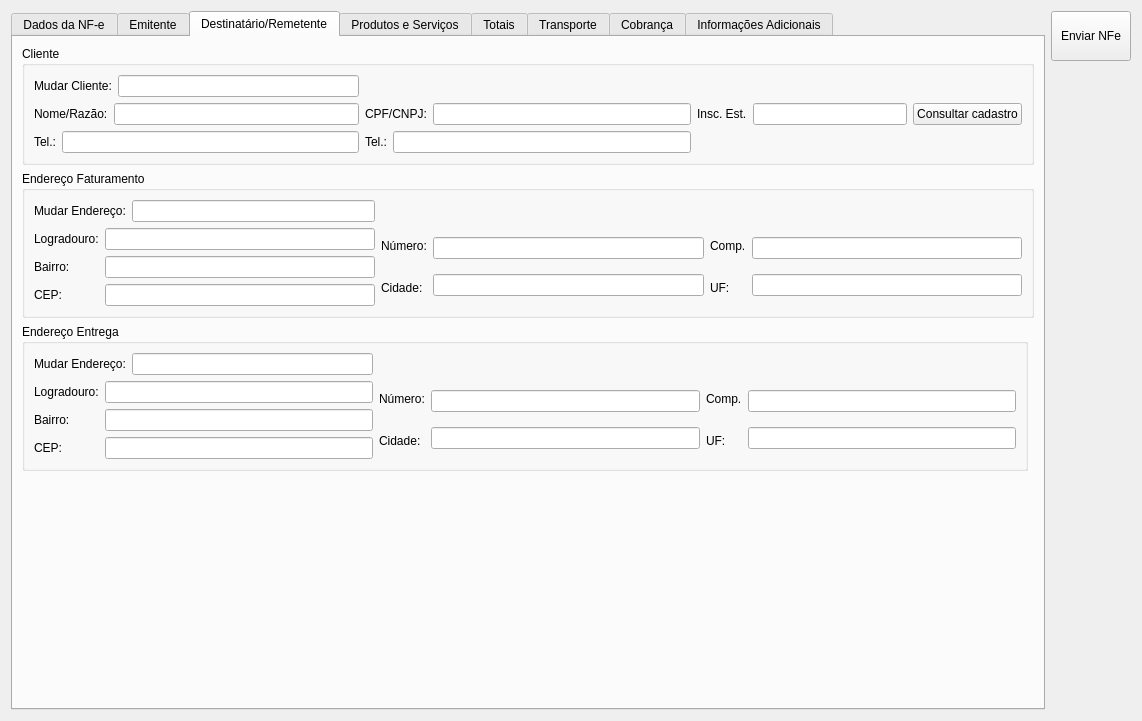
Qt form ui/cadastrarnfe.ui (darktorres/ERP-STACCATO) before a commit.
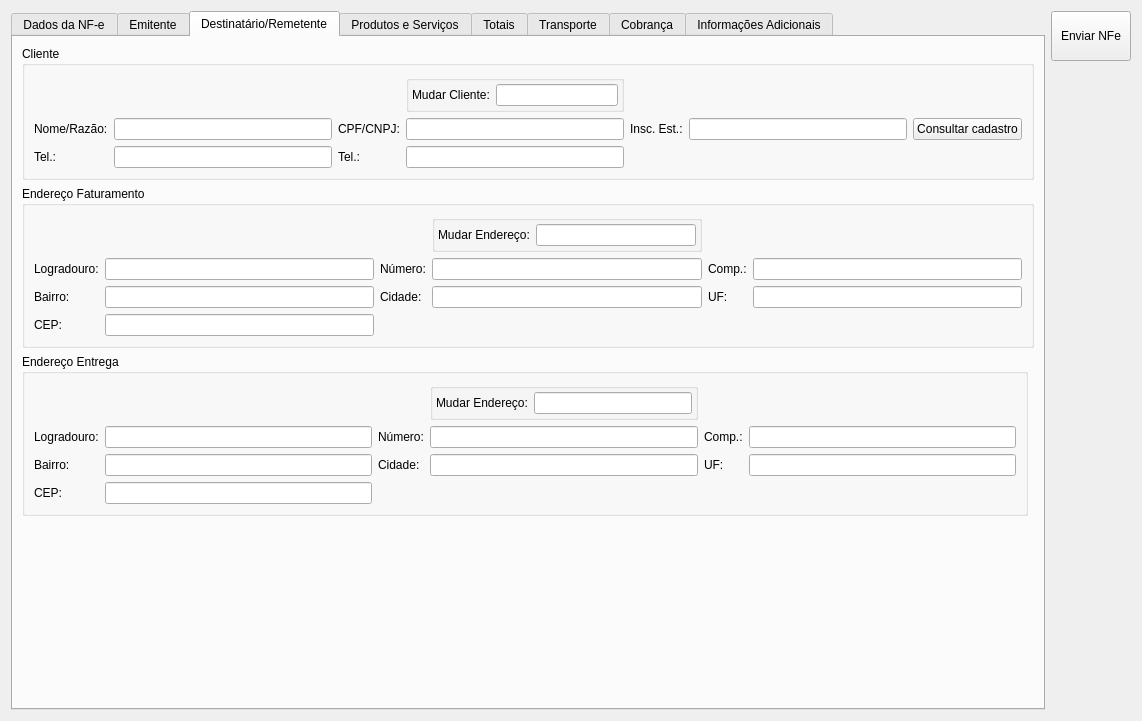
The same form after that commit. The open tabs and pages were chosen to show the change. Custom widgets are drawn as their Qt base class.

Commit message: Melhorias na emissão de NFe

Patch:
```diff
--- a/ui/cadastrarnfe.ui
+++ b/ui/cadastrarnfe.ui
@@ -338,8 +338,6 @@
          <property name="title">
           <string>Endereço</string>
          </property>
-         <layout class="QGridLayout" name="gridLayout_20">
-          <item row="0" column="0">
            <layout class="QGridLayout" name="gridLayout_6">
             <item row="0" column="0">
              <widget class="QLabel" name="label_35">
@@ -348,104 +346,35 @@
               </property>
              </widget>
             </item>
-            <item row="1" column="0">
-             <widget class="QLabel" name="label_38">
-              <property name="text">
-               <string>Bairro:</string>
-              </property>
-             </widget>
-            </item>
-            <item row="2" column="0">
-             <widget class="QLabel" name="label_34">
-              <property name="text">
-               <string>CEP:</string>
-              </property>
-             </widget>
-            </item>
-           </layout>
-          </item>
           <item row="0" column="1">
-           <layout class="QGridLayout" name="gridLayout_13">
-            <item row="0" column="0">
              <widget class="QLineEdit" name="lineEditEmitenteLogradouro">
               <property name="readOnly">
                <bool>true</bool>
               </property>
              </widget>
             </item>
-            <item row="1" column="0">
-             <widget class="QLineEdit" name="lineEditEmitenteBairro">
-              <property name="readOnly">
-               <bool>true</bool>
-              </property>
-             </widget>
-            </item>
-            <item row="2" column="0">
-             <widget class="QLineEdit" name="lineEditEmitenteCEP">
-              <property name="readOnly">
-               <bool>true</bool>
-              </property>
-             </widget>
-            </item>
-           </layout>
-          </item>
           <item row="0" column="2">
-           <layout class="QGridLayout" name="gridLayout_11">
-            <item row="0" column="0">
              <widget class="QLabel" name="label_36">
               <property name="text">
                <string>Número:</string>
               </property>
              </widget>
             </item>
-            <item row="1" column="0">
-             <widget class="QLabel" name="label_39">
-              <property name="text">
-               <string>Cidade:</string>
-              </property>
-             </widget>
-            </item>
-           </layout>
-          </item>
           <item row="0" column="3">
-           <layout class="QGridLayout" name="gridLayout_18">
-            <item row="0" column="0">
              <widget class="QLineEdit" name="lineEditEmitenteNumero">
               <property name="readOnly">
                <bool>true</bool>
               </property>
              </widget>
             </item>
-            <item row="1" column="0">
-             <widget class="QLineEdit" name="lineEditEmitenteCidade">
-              <property name="readOnly">
-               <bool>true</bool>
-              </property>
-             </widget>
-            </item>
-           </layout>
-          </item>
           <item row="0" column="4">
-           <layout class="QGridLayout" name="gridLayout_12">
-            <item row="0" column="0">
              <widget class="QLabel" name="label_37">
               <property name="text">
                <string>Comp.:</string>
               </property>
              </widget>
             </item>
-            <item row="1" column="0">
-             <widget class="QLabel" name="label_43">
-              <property name="text">
-               <string>UF:</string>
-              </property>
-             </widget>
-            </item>
-           </layout>
-          </item>
           <item row="0" column="5">
-           <layout class="QGridLayout" name="gridLayout_19">
-            <item row="0" column="0">
              <widget class="QLineEdit" name="lineEditEmitenteComplemento">
               <property name="readOnly">
                <bool>true</bool>
@@ -453,13 +382,60 @@
              </widget>
             </item>
             <item row="1" column="0">
+           <widget class="QLabel" name="label_38">
+            <property name="text">
+             <string>Bairro:</string>
+            </property>
+           </widget>
+          </item>
+          <item row="1" column="1">
+           <widget class="QLineEdit" name="lineEditEmitenteBairro">
+            <property name="readOnly">
+             <bool>true</bool>
+            </property>
+           </widget>
+          </item>
+          <item row="1" column="2">
+           <widget class="QLabel" name="label_39">
+            <property name="text">
+             <string>Cidade:</string>
+            </property>
+           </widget>
+          </item>
+          <item row="1" column="3">
+           <widget class="QLineEdit" name="lineEditEmitenteCidade">
+            <property name="readOnly">
+             <bool>true</bool>
+            </property>
+           </widget>
+          </item>
+          <item row="1" column="4">
+           <widget class="QLabel" name="label_43">
+            <property name="text">
+             <string>UF:</string>
+            </property>
+           </widget>
+          </item>
+          <item row="1" column="5">
              <widget class="QLineEdit" name="lineEditEmitenteUF">
               <property name="readOnly">
                <bool>true</bool>
               </property>
              </widget>
             </item>
-           </layout>
+          <item row="2" column="0">
+           <widget class="QLabel" name="label_34">
+            <property name="text">
+             <string>CEP:</string>
+            </property>
+           </widget>
+          </item>
+          <item row="2" column="1">
+           <widget class="QLineEdit" name="lineEditEmitenteCEP">
+            <property name="readOnly">
+             <bool>true</bool>
+            </property>
+           </widget>
           </item>
          </layout>
         </widget>
@@ -469,8 +445,6 @@
          <property name="title">
           <string>Loja</string>
          </property>
-         <layout class="QGridLayout" name="gridLayout_36">
-          <item row="0" column="0">
            <layout class="QGridLayout" name="gridLayout_7">
             <item row="0" column="0">
              <widget class="QLabel" name="label_31">
@@ -479,90 +453,35 @@
               </property>
              </widget>
             </item>
-            <item row="1" column="0">
-             <widget class="QLabel" name="label_29">
-              <property name="text">
-               <string>CNPJ:</string>
-              </property>
-             </widget>
-            </item>
-           </layout>
-          </item>
           <item row="0" column="1">
-           <layout class="QGridLayout" name="gridLayout_29">
-            <item row="0" column="0">
              <widget class="QLineEdit" name="lineEditEmitenteNomeRazao">
               <property name="readOnly">
                <bool>true</bool>
               </property>
              </widget>
             </item>
-            <item row="1" column="0">
-             <widget class="QLineEdit" name="lineEditEmitenteCNPJ">
-              <property name="readOnly">
-               <bool>true</bool>
-              </property>
-             </widget>
-            </item>
-           </layout>
-          </item>
           <item row="0" column="2">
-           <layout class="QGridLayout" name="gridLayout_27">
-            <item row="0" column="0">
              <widget class="QLabel" name="label_32">
               <property name="text">
                <string>Fantasia:</string>
               </property>
              </widget>
             </item>
-            <item row="1" column="0">
-             <widget class="QLabel" name="label_30">
-              <property name="text">
-               <string>Insc. Est.:</string>
-              </property>
-             </widget>
-            </item>
-           </layout>
-          </item>
           <item row="0" column="3">
-           <layout class="QGridLayout" name="gridLayout_30">
-            <item row="0" column="0">
              <widget class="QLineEdit" name="lineEditEmitenteFantasia">
               <property name="readOnly">
                <bool>true</bool>
               </property>
              </widget>
             </item>
-            <item row="1" column="0">
-             <widget class="QLineEdit" name="lineEditEmitenteInscEstadual">
-              <property name="readOnly">
-               <bool>true</bool>
-              </property>
-             </widget>
-            </item>
-           </layout>
-          </item>
           <item row="0" column="4">
-           <layout class="QGridLayout" name="gridLayout_28">
-            <item row="0" column="0">
              <widget class="QLabel" name="label_33">
               <property name="text">
                <string>Tel.:</string>
               </property>
              </widget>
             </item>
-            <item row="1" column="0">
-             <widget class="QLabel" name="label_53">
-              <property name="text">
-               <string>Tel.:</string>
-              </property>
-             </widget>
-            </item>
-           </layout>
-          </item>
           <item row="0" column="5">
-           <layout class="QGridLayout" name="gridLayout_31">
-            <item row="0" column="0">
              <widget class="QLineEdit" name="lineEditEmitenteTel1">
               <property name="readOnly">
                <bool>true</bool>
@@ -570,13 +489,32 @@
              </widget>
             </item>
             <item row="1" column="0">
-             <widget class="QLineEdit" name="lineEditEmitenteTel2">
+           <widget class="QLabel" name="label_29">
+            <property name="text">
+             <string>CNPJ:</string>
+            </property>
+           </widget>
+          </item>
+          <item row="1" column="1">
+           <widget class="QLineEdit" name="lineEditEmitenteCNPJ">
               <property name="readOnly">
                <bool>true</bool>
               </property>
              </widget>
             </item>
-           </layout>
+          <item row="1" column="2">
+           <widget class="QLabel" name="label_30">
+            <property name="text">
+             <string>Insc. Est.:</string>
+            </property>
+           </widget>
+          </item>
+          <item row="1" column="3">
+           <widget class="QLineEdit" name="lineEditEmitenteInscEstadual">
+            <property name="readOnly">
+             <bool>true</bool>
+            </property>
+           </widget>
           </item>
          </layout>
         </widget>
@@ -601,150 +539,119 @@
          </property>
         </spacer>
        </item>
-       <item row="3" column="0">
-        <widget class="QGroupBox" name="groupBox_20">
-         <property name="enabled">
-          <bool>true</bool>
-         </property>
+       <item row="0" column="0" colspan="2">
+        <widget class="QGroupBox" name="groupBox_4">
          <property name="title">
-          <string>Endereço Entrega</string>
+          <string>Cliente</string>
          </property>
-         <layout class="QGridLayout" name="gridLayout_67">
-          <item row="1" column="0">
-           <layout class="QGridLayout" name="gridLayout_68">
-            <item row="0" column="0">
-             <widget class="QLabel" name="label_94">
+         <layout class="QGridLayout" name="gridLayout_12">
+          <item row="1" column="0" colspan="2">
+           <widget class="QLabel" name="label_40">
               <property name="text">
-               <string>Logradouro:</string>
-              </property>
-             </widget>
-            </item>
-            <item row="1" column="0">
-             <widget class="QLabel" name="label_95">
-              <property name="text">
-               <string>Bairro:</string>
-              </property>
-             </widget>
-            </item>
-            <item row="2" column="0">
-             <widget class="QLabel" name="label_96">
-              <property name="text">
-               <string>CEP:</string>
-              </property>
-             </widget>
-            </item>
-           </layout>
-          </item>
-          <item row="1" column="1">
-           <layout class="QGridLayout" name="gridLayout_70">
-            <item row="0" column="0">
-             <widget class="QLineEdit" name="lineEditDestinatarioLogradouro_2">
-              <property name="readOnly">
-               <bool>true</bool>
-              </property>
-             </widget>
-            </item>
-            <item row="1" column="0">
-             <widget class="QLineEdit" name="lineEditDestinatarioBairro_2">
-              <property name="readOnly">
-               <bool>true</bool>
-              </property>
-             </widget>
-            </item>
-            <item row="2" column="0">
-             <widget class="QLineEdit" name="lineEditDestinatarioCEP_2">
-              <property name="readOnly">
-               <bool>true</bool>
-              </property>
-             </widget>
-            </item>
-           </layout>
+             <string>Nome/Razão:</string>
+            </property>
+           </widget>
           </item>
           <item row="1" column="2">
-           <layout class="QGridLayout" name="gridLayout_69">
-            <item row="0" column="0">
-             <widget class="QLabel" name="label_97">
-              <property name="text">
-               <string>Número:</string>
-              </property>
-             </widget>
-            </item>
-            <item row="1" column="0">
-             <widget class="QLabel" name="label_98">
-              <property name="text">
-               <string>Cidade:</string>
-              </property>
-             </widget>
-            </item>
-           </layout>
-          </item>
-          <item row="1" column="3">
-           <layout class="QGridLayout" name="gridLayout_71">
-            <item row="0" column="0">
-             <widget class="QLineEdit" name="lineEditDestinatarioNumero_2">
+           <widget class="QLineEdit" name="lineEditDestinatarioNomeRazao">
               <property name="readOnly">
                <bool>true</bool>
               </property>
              </widget>
             </item>
-            <item row="1" column="0">
-             <widget class="QLineEdit" name="lineEditDestinatarioCidade_2">
-              <property name="readOnly">
-               <bool>true</bool>
-              </property>
-             </widget>
-            </item>
-           </layout>
-          </item>
-          <item row="1" column="4">
-           <layout class="QGridLayout" name="gridLayout_72">
-            <item row="0" column="0">
-             <widget class="QLabel" name="label_99">
+          <item row="1" column="3" colspan="2">
+           <widget class="QLabel" name="label_41">
               <property name="text">
-               <string>Comp.</string>
-              </property>
-             </widget>
-            </item>
-            <item row="1" column="0">
-             <widget class="QLabel" name="label_100">
-              <property name="text">
-               <string>UF:</string>
-              </property>
-             </widget>
-            </item>
-           </layout>
+             <string>CPF/CNPJ:</string>
+            </property>
+           </widget>
           </item>
           <item row="1" column="5">
-           <layout class="QGridLayout" name="gridLayout_73">
-            <item row="0" column="0">
-             <widget class="QLineEdit" name="lineEditDestinatarioComplemento_2">
+           <widget class="QLineEdit" name="lineEditDestinatarioCPFCNPJ">
               <property name="readOnly">
                <bool>true</bool>
               </property>
              </widget>
             </item>
-            <item row="1" column="0">
-             <widget class="QLineEdit" name="lineEditDestinatarioUF_2">
+          <item row="1" column="6">
+           <widget class="QLabel" name="label_55">
+            <property name="text">
+             <string>Insc. Est.:</string>
+            </property>
+           </widget>
+          </item>
+          <item row="1" column="7">
+           <widget class="QLineEdit" name="lineEditDestinatarioInscEst">
               <property name="readOnly">
                <bool>true</bool>
               </property>
              </widget>
             </item>
-           </layout>
+          <item row="1" column="8">
+           <widget class="QPushButton" name="pushButtonConsultarCadastro">
+            <property name="text">
+             <string>Consultar cadastro</string>
+            </property>
+            <property name="autoDefault">
+             <bool>false</bool>
+            </property>
+           </widget>
           </item>
-          <item row="0" column="0" colspan="2">
-           <layout class="QGridLayout" name="gridLayout_61">
+          <item row="2" column="0">
+           <widget class="QLabel" name="label_42">
+            <property name="text">
+             <string>Tel.:</string>
+            </property>
+           </widget>
+          </item>
+          <item row="2" column="5">
+           <widget class="QLineEdit" name="lineEditDestinatarioTel2">
+            <property name="readOnly">
+             <bool>true</bool>
+            </property>
+           </widget>
+          </item>
+          <item row="2" column="2">
+           <widget class="QLineEdit" name="lineEditDestinatarioTel1">
+            <property name="readOnly">
+             <bool>true</bool>
+            </property>
+           </widget>
+          </item>
+          <item row="2" column="3" colspan="2">
+           <widget class="QLabel" name="label_54">
+            <property name="text">
+             <string>Tel.:</string>
+            </property>
+           </widget>
+          </item>
+          <item row="0" column="5">
+           <widget class="QGroupBox" name="">
+            <layout class="QGridLayout" name="gridLayout_9">
+             <property name="leftMargin">
+              <number>3</number>
+             </property>
+             <property name="topMargin">
+              <number>3</number>
+             </property>
+             <property name="rightMargin">
+              <number>3</number>
+             </property>
+             <property name="bottomMargin">
+              <number>3</number>
+             </property>
             <item row="0" column="0">
-             <widget class="QLabel" name="label_101">
+              <widget class="QLabel" name="label_24">
               <property name="text">
-               <string>Mudar Endereço:</string>
+                <string>Mudar Cliente:</string>
               </property>
              </widget>
             </item>
             <item row="0" column="1">
-             <widget class="ItemBox" name="itemBoxEnderecoEntrega"/>
-            </item>
-           </layout>
+              <widget class="ItemBox" name="itemBoxCliente"/>
+             </item>
+            </layout>
+           </widget>
           </item>
          </layout>
         </widget>
@@ -754,131 +661,120 @@
          <property name="title">
           <string>Endereço Faturamento</string>
          </property>
-         <layout class="QGridLayout" name="gridLayout_51">
-          <item row="1" column="0">
            <layout class="QGridLayout" name="gridLayout_10">
-            <item row="0" column="0">
+          <item row="1" column="0">
              <widget class="QLabel" name="label_45">
               <property name="text">
                <string>Logradouro:</string>
               </property>
              </widget>
             </item>
-            <item row="1" column="0">
-             <widget class="QLabel" name="label_48">
-              <property name="text">
-               <string>Bairro:</string>
-              </property>
-             </widget>
-            </item>
-            <item row="2" column="0">
-             <widget class="QLabel" name="label_44">
-              <property name="text">
-               <string>CEP:</string>
-              </property>
-             </widget>
-            </item>
-           </layout>
-          </item>
           <item row="1" column="1">
-           <layout class="QGridLayout" name="gridLayout_21">
-            <item row="0" column="0">
              <widget class="QLineEdit" name="lineEditDestinatarioLogradouro">
               <property name="readOnly">
                <bool>true</bool>
               </property>
              </widget>
             </item>
-            <item row="1" column="0">
-             <widget class="QLineEdit" name="lineEditDestinatarioBairro">
-              <property name="readOnly">
-               <bool>true</bool>
-              </property>
-             </widget>
-            </item>
-            <item row="2" column="0">
-             <widget class="QLineEdit" name="lineEditDestinatarioCEP">
-              <property name="readOnly">
-               <bool>true</bool>
-              </property>
-             </widget>
-            </item>
-           </layout>
-          </item>
           <item row="1" column="2">
-           <layout class="QGridLayout" name="gridLayout_22">
-            <item row="0" column="0">
              <widget class="QLabel" name="label_46">
               <property name="text">
                <string>Número:</string>
               </property>
              </widget>
             </item>
-            <item row="1" column="0">
-             <widget class="QLabel" name="label_49">
-              <property name="text">
-               <string>Cidade:</string>
-              </property>
-             </widget>
-            </item>
-           </layout>
-          </item>
           <item row="1" column="3">
-           <layout class="QGridLayout" name="gridLayout_23">
-            <item row="0" column="0">
              <widget class="QLineEdit" name="lineEditDestinatarioNumero">
               <property name="readOnly">
                <bool>true</bool>
               </property>
              </widget>
             </item>
-            <item row="1" column="0">
-             <widget class="QLineEdit" name="lineEditDestinatarioCidade">
-              <property name="readOnly">
-               <bool>true</bool>
-              </property>
-             </widget>
-            </item>
-           </layout>
-          </item>
           <item row="1" column="4">
-           <layout class="QGridLayout" name="gridLayout_24">
-            <item row="0" column="0">
              <widget class="QLabel" name="label_47">
               <property name="text">
-               <string>Comp.</string>
-              </property>
-             </widget>
-            </item>
-            <item row="1" column="0">
-             <widget class="QLabel" name="label_50">
-              <property name="text">
-               <string>UF:</string>
-              </property>
-             </widget>
-            </item>
-           </layout>
+             <string>Comp.:</string>
+            </property>
+           </widget>
           </item>
           <item row="1" column="5">
-           <layout class="QGridLayout" name="gridLayout_25">
-            <item row="0" column="0">
              <widget class="QLineEdit" name="lineEditDestinatarioComplemento">
               <property name="readOnly">
                <bool>true</bool>
               </property>
              </widget>
             </item>
-            <item row="1" column="0">
+          <item row="2" column="0">
+           <widget class="QLabel" name="label_48">
+            <property name="text">
+             <string>Bairro:</string>
+            </property>
+           </widget>
+          </item>
+          <item row="2" column="1">
+           <widget class="QLineEdit" name="lineEditDestinatarioBairro">
+            <property name="readOnly">
+             <bool>true</bool>
+            </property>
+           </widget>
+          </item>
+          <item row="2" column="2">
+           <widget class="QLabel" name="label_49">
+            <property name="text">
+             <string>Cidade:</string>
+            </property>
+           </widget>
+          </item>
+          <item row="2" column="3">
+           <widget class="QLineEdit" name="lineEditDestinatarioCidade">
+            <property name="readOnly">
+             <bool>true</bool>
+            </property>
+           </widget>
+          </item>
+          <item row="2" column="4">
+           <widget class="QLabel" name="label_50">
+            <property name="text">
+             <string>UF:</string>
+            </property>
+           </widget>
+          </item>
+          <item row="2" column="5">
              <widget class="QLineEdit" name="lineEditDestinatarioUF">
               <property name="readOnly">
                <bool>true</bool>
               </property>
              </widget>
             </item>
-           </layout>
+          <item row="3" column="0">
+           <widget class="QLabel" name="label_44">
+            <property name="text">
+             <string>CEP:</string>
+            </property>
+           </widget>
           </item>
-          <item row="0" column="0" colspan="2">
+          <item row="3" column="1">
+           <widget class="QLineEdit" name="lineEditDestinatarioCEP">
+            <property name="readOnly">
+             <bool>true</bool>
+            </property>
+           </widget>
+          </item>
+          <item row="0" column="3">
+           <widget class="QGroupBox" name="">
            <layout class="QGridLayout" name="gridLayout_26">
+             <property name="leftMargin">
+              <number>3</number>
+             </property>
+             <property name="topMargin">
+              <number>3</number>
+             </property>
+             <property name="rightMargin">
+              <number>3</number>
+             </property>
+             <property name="bottomMargin">
+              <number>3</number>
+             </property>
             <item row="0" column="0">
              <widget class="QLabel" name="label_22">
               <property name="text">
@@ -890,129 +786,145 @@
              <widget class="ItemBox" name="itemBoxEnderecoFaturamento"/>
             </item>
            </layout>
+           </widget>
           </item>
          </layout>
         </widget>
        </item>
-       <item row="0" column="0" colspan="2">
-        <widget class="QGroupBox" name="groupBox_4">
+       <item row="3" column="0">
+        <widget class="QGroupBox" name="groupBox_20">
+         <property name="enabled">
+          <bool>true</bool>
+         </property>
          <property name="title">
-          <string>Cliente</string>
+          <string>Endereço Entrega</string>
          </property>
-         <layout class="QGridLayout" name="gridLayout_75">
-          <item row="2" column="0">
-           <layout class="QHBoxLayout" name="horizontalLayout_14">
-            <item>
-             <widget class="QLabel" name="label_42">
-              <property name="text">
-               <string>Tel.:</string>
-              </property>
-             </widget>
-            </item>
-            <item>
-             <widget class="QLineEdit" name="lineEditDestinatarioTel1">
-              <property name="readOnly">
-               <bool>true</bool>
-              </property>
-             </widget>
-            </item>
-           </layout>
-          </item>
-          <item row="0" column="0">
-           <layout class="QGridLayout" name="gridLayout_9">
-            <item row="0" column="0">
-             <widget class="QLabel" name="label_24">
-              <property name="text">
-               <string>Mudar Cliente:</string>
-              </property>
-             </widget>
-            </item>
-            <item row="0" column="1">
-             <widget class="ItemBox" name="itemBoxCliente"/>
-            </item>
-           </layout>
-          </item>
-          <item row="1" column="2">
-           <layout class="QHBoxLayout" name="horizontalLayout_15">
-            <item>
-             <widget class="QLabel" name="label_55">
-              <property name="text">
-               <string>Insc. Est.</string>
-              </property>
-             </widget>
-            </item>
-            <item>
-             <widget class="QLineEdit" name="lineEditDestinatarioInscEst">
-              <property name="readOnly">
-               <bool>true</bool>
-              </property>
-             </widget>
-            </item>
-            <item>
-             <widget class="QPushButton" name="pushButtonConsultarCadastro">
-              <property name="text">
-               <string>Consultar cadastro</string>
-              </property>
-              <property name="autoDefault">
-               <bool>false</bool>
-              </property>
-             </widget>
-            </item>
-           </layout>
-          </item>
-          <item row="2" column="1">
-           <layout class="QHBoxLayout" name="horizontalLayout_24">
-            <item>
-             <widget class="QLabel" name="label_54">
-              <property name="text">
-               <string>Tel.:</string>
-              </property>
-             </widget>
-            </item>
-            <item>
-             <widget class="QLineEdit" name="lineEditDestinatarioTel2">
-              <property name="readOnly">
-               <bool>true</bool>
-              </property>
-             </widget>
-            </item>
-           </layout>
-          </item>
+         <layout class="QGridLayout" name="gridLayout_11">
           <item row="1" column="0">
-           <layout class="QHBoxLayout" name="horizontalLayout_12">
-            <item>
-             <widget class="QLabel" name="label_40">
+           <widget class="QLabel" name="label_94">
               <property name="text">
-               <string>Nome/Razão:</string>
-              </property>
-             </widget>
-            </item>
-            <item>
-             <widget class="QLineEdit" name="lineEditDestinatarioNomeRazao">
-              <property name="readOnly">
-               <bool>true</bool>
-              </property>
-             </widget>
-            </item>
-           </layout>
+             <string>Logradouro:</string>
+            </property>
+           </widget>
           </item>
           <item row="1" column="1">
-           <layout class="QHBoxLayout" name="horizontalLayout_13">
-            <item>
-             <widget class="QLabel" name="label_41">
+           <widget class="QLineEdit" name="lineEditDestinatarioLogradouro_2">
+            <property name="readOnly">
+             <bool>true</bool>
+            </property>
+           </widget>
+          </item>
+          <item row="1" column="2">
+           <widget class="QLabel" name="label_97">
               <property name="text">
-               <string>CPF/CNPJ:</string>
+             <string>Número:</string>
               </property>
              </widget>
             </item>
-            <item>
-             <widget class="QLineEdit" name="lineEditDestinatarioCPFCNPJ">
+          <item row="1" column="3">
+           <widget class="QLineEdit" name="lineEditDestinatarioNumero_2">
               <property name="readOnly">
                <bool>true</bool>
               </property>
              </widget>
-            </item>
-           </layout>
+          </item>
+          <item row="1" column="4">
+           <widget class="QLabel" name="label_99">
+            <property name="text">
+             <string>Comp.:</string>
+            </property>
+           </widget>
+          </item>
+          <item row="1" column="5">
+           <widget class="QLineEdit" name="lineEditDestinatarioComplemento_2">
+            <property name="readOnly">
+             <bool>true</bool>
+            </property>
+           </widget>
+          </item>
+          <item row="2" column="0">
+           <widget class="QLabel" name="label_95">
+            <property name="text">
+             <string>Bairro:</string>
+            </property>
+           </widget>
+          </item>
+          <item row="2" column="1">
+           <widget class="QLineEdit" name="lineEditDestinatarioBairro_2">
+            <property name="readOnly">
+             <bool>true</bool>
+            </property>
+           </widget>
+          </item>
+          <item row="2" column="2">
+           <widget class="QLabel" name="label_98">
+            <property name="text">
+             <string>Cidade:</string>
+            </property>
+           </widget>
+          </item>
+          <item row="2" column="3">
+           <widget class="QLineEdit" name="lineEditDestinatarioCidade_2">
+            <property name="readOnly">
+             <bool>true</bool>
+            </property>
+           </widget>
+          </item>
+          <item row="2" column="4">
+           <widget class="QLabel" name="label_100">
+            <property name="text">
+             <string>UF:</string>
+            </property>
+           </widget>
+          </item>
+          <item row="2" column="5">
+           <widget class="QLineEdit" name="lineEditDestinatarioUF_2">
+            <property name="readOnly">
+             <bool>true</bool>
+            </property>
+           </widget>
+          </item>
+          <item row="3" column="0">
+           <widget class="QLabel" name="label_96">
+            <property name="text">
+             <string>CEP:</string>
+            </property>
+           </widget>
+          </item>
+          <item row="3" column="1">
+           <widget class="QLineEdit" name="lineEditDestinatarioCEP_2">
+            <property name="readOnly">
+             <bool>true</bool>
+            </property>
+           </widget>
+          </item>
+          <item row="0" column="3">
+           <widget class="QGroupBox" name="">
+            <layout class="QGridLayout" name="gridLayout_61">
+             <property name="leftMargin">
+              <number>3</number>
+             </property>
+             <property name="topMargin">
+              <number>3</number>
+             </property>
+             <property name="rightMargin">
+              <number>3</number>
+             </property>
+             <property name="bottomMargin">
+              <number>3</number>
+             </property>
+             <item row="0" column="0">
+              <widget class="QLabel" name="label_101">
+               <property name="text">
+                <string>Mudar Endereço:</string>
+               </property>
+              </widget>
+             </item>
+             <item row="0" column="1">
+              <widget class="ItemBox" name="itemBoxEnderecoEntrega"/>
+             </item>
+            </layout>
+           </widget>
           </item>
          </layout>
         </widget>
@@ -1551,8 +1463,8 @@
                   <rect>
                    <x>0</x>
                    <y>0</y>
-                   <width>966</width>
-                   <height>312</height>
+                   <width>102</width>
+                   <height>92</height>
                   </rect>
                  </property>
                  <layout class="QGridLayout" name="gridLayout_83">
@@ -1701,8 +1613,8 @@
                   <rect>
                    <x>0</x>
                    <y>0</y>
-                   <width>966</width>
-                   <height>312</height>
+                   <width>183</width>
+                   <height>151</height>
                   </rect>
                  </property>
                  <layout class="QGridLayout" name="gridLayout_84">
@@ -2021,8 +1933,8 @@
                   <rect>
                    <x>0</x>
                    <y>0</y>
-                   <width>966</width>
-                   <height>312</height>
+                   <width>205</width>
+                   <height>151</height>
                   </rect>
                  </property>
                  <layout class="QGridLayout" name="gridLayout_85">
@@ -2340,8 +2252,8 @@
                   <rect>
                    <x>0</x>
                    <y>0</y>
-                   <width>966</width>
-                   <height>312</height>
+                   <width>402</width>
+                   <height>266</height>
                   </rect>
                  </property>
                  <layout class="QGridLayout" name="gridLayout_86">
```
Left out of the diff: 1 changed line with no effect on the pictures. Lines whose indentation alone changed are shown as unchanged. The commit also changes 2 other files.
